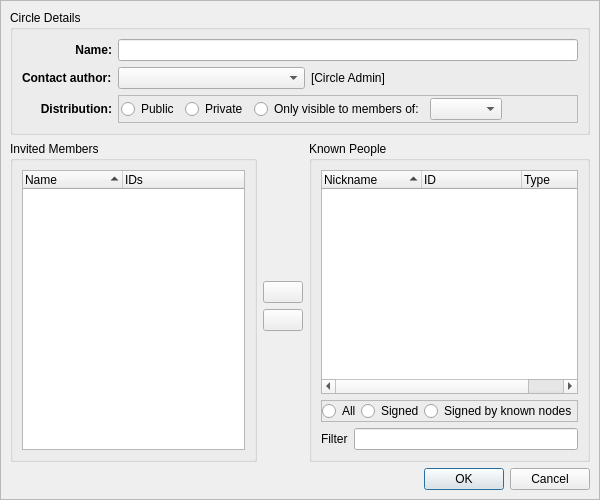
Qt form retroshare-gui/src/gui/Circles/CreateCircleDialog.ui (RetroShare/RetroShare) before a commit.
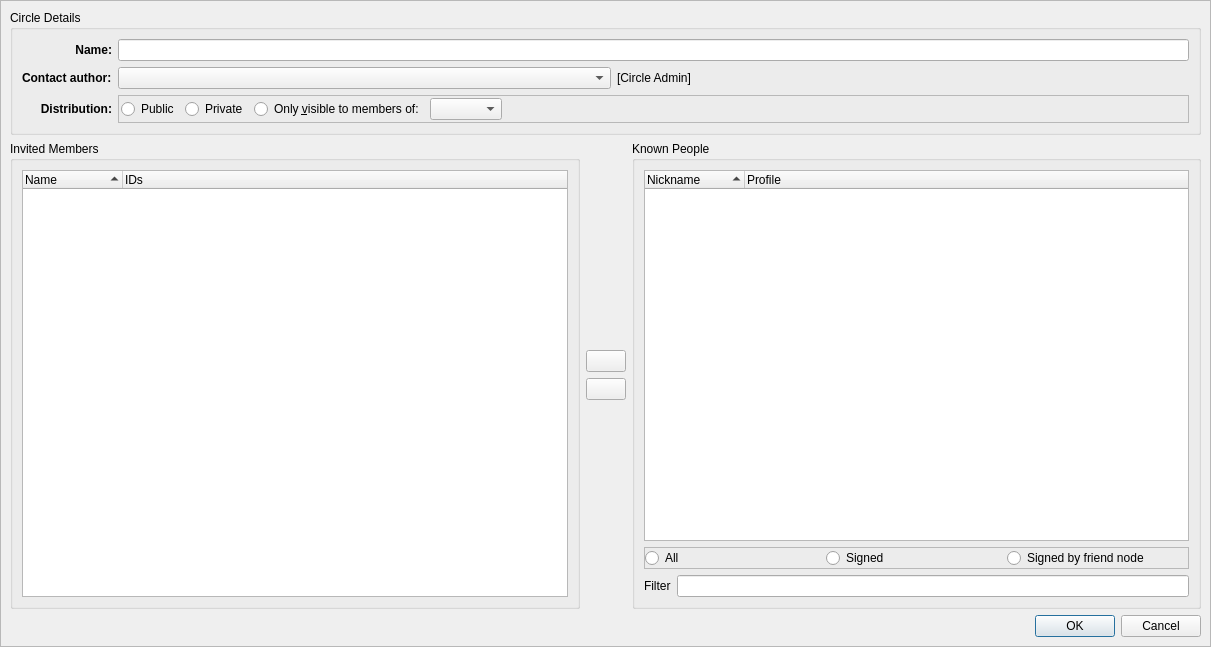
The same form after that commit. Icons and pictures are not drawn. Custom widgets are drawn as their Qt base class.

Commit message: improved Circle editor ID selection list

Patch:
```diff
--- a/retroshare-gui/src/gui/Circles/CreateCircleDialog.ui
+++ b/retroshare-gui/src/gui/Circles/CreateCircleDialog.ui
@@ -6,8 +6,8 @@
    <rect>
     <x>0</x>
     <y>0</y>
-    <width>600</width>
-    <height>500</height>
+    <width>1211</width>
+    <height>647</height>
    </rect>
   </property>
   <property name="windowTitle">
@@ -161,12 +161,7 @@
              </column>
              <column>
               <property name="text">
-               <string>ID</string>
-              </property>
-             </column>
-             <column>
-              <property name="text">
-               <string>Type</string>
+               <string>Profile</string>
               </property>
              </column>
             </widget>
@@ -212,7 +207,7 @@
               <item>
                <widget class="QRadioButton" name="radioButton_ListKnownPGP">
                 <property name="text">
-                 <string>Signed by known nodes</string>
+                 <string>Signed by friend node</string>
                 </property>
                </widget>
               </item>
@@ -411,7 +406,7 @@
                  <string>&lt;html&gt;&lt;head/&gt;&lt;body&gt;&lt;p&gt;Circles can be restricted to the members of another circle. Only the members of that second circle will be allowed to see the new circle and its content (list of members, etc).&lt;/p&gt;&lt;/body&gt;&lt;/html&gt;</string>
                 </property>
                 <property name="text">
-                 <string>Only visible to members of:</string>
+                 <string>Only &amp;visible to members of:</string>
                 </property>
                 <property name="icon">
                  <iconset resource="../icons.qrc">
@@ -455,6 +450,11 @@
   </layout>
  </widget>
  <customwidgets>
+  <customwidget>
+   <class>GxsIdChooser</class>
+   <extends>QComboBox</extends>
+   <header>gui/gxs/GxsIdChooser.h</header>
+  </customwidget>
   <customwidget>
    <class>LineEditClear</class>
    <extends>QLineEdit</extends>
@@ -471,11 +471,6 @@
    <header>gui/common/HeaderFrame.h</header>
    <container>1</container>
   </customwidget>
-  <customwidget>
-   <class>GxsIdChooser</class>
-   <extends>QComboBox</extends>
-   <header>gui/gxs/GxsIdChooser.h</header>
-  </customwidget>
   <customwidget>
    <class>GxsCircleChooser</class>
    <extends>QComboBox</extends>
```
Left out of the diff: 2 changed lines with no effect on the pictures. The commit also changes 1 other file.
